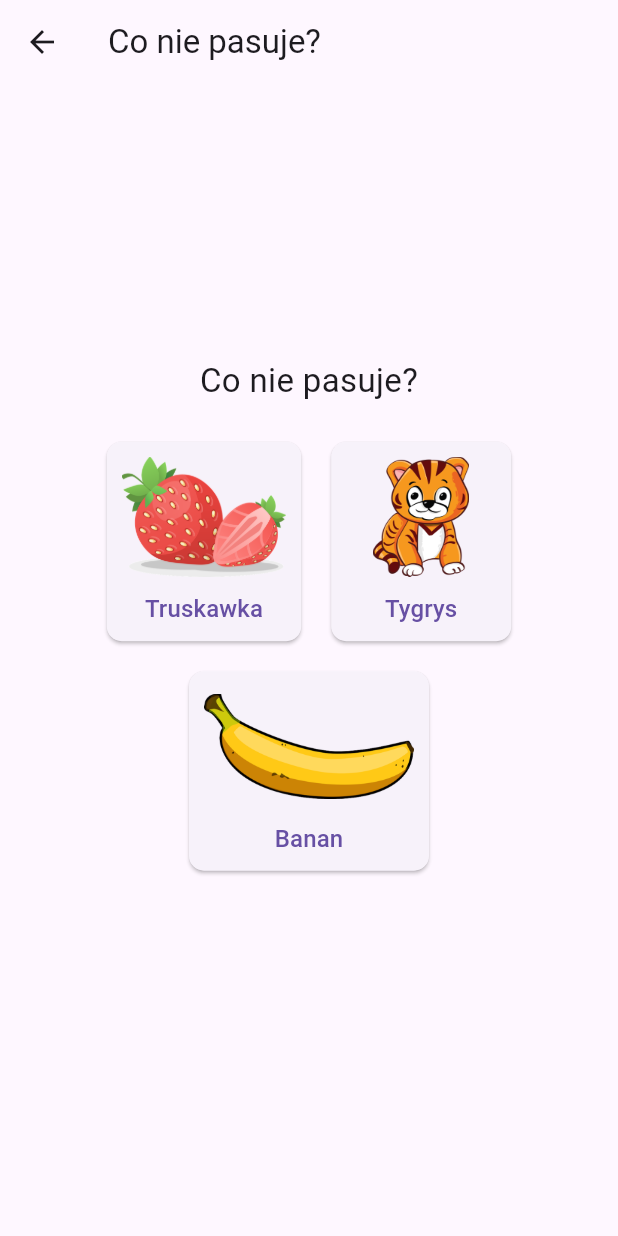
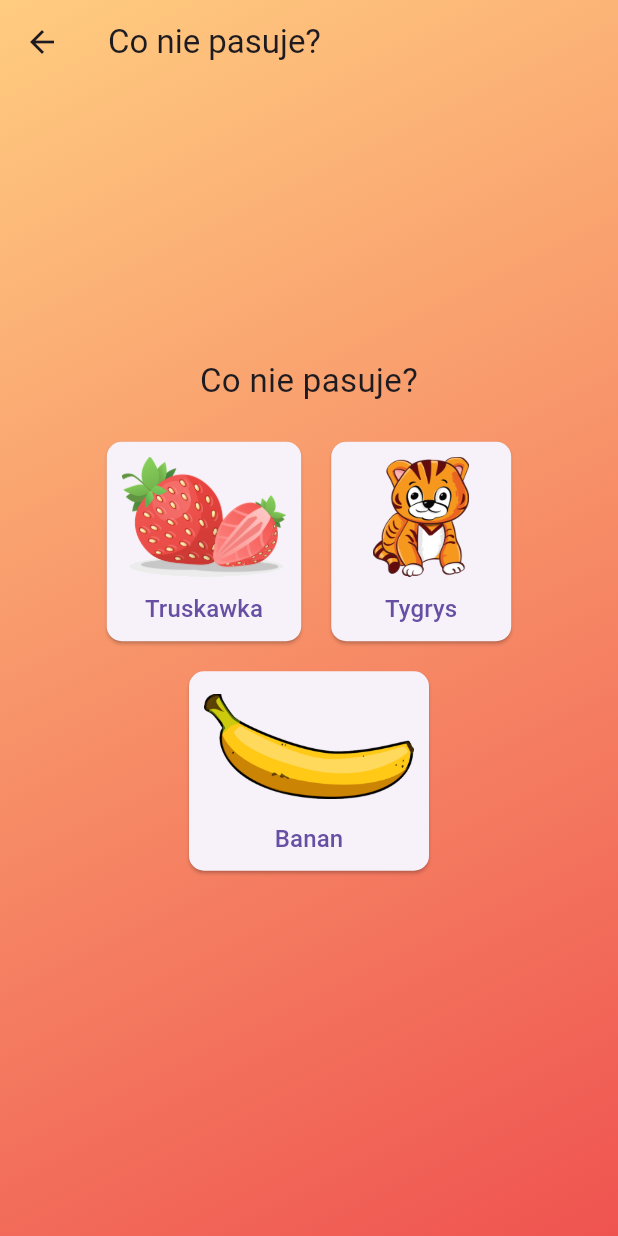
Before and after one commit to Filipkekw/zadanie-praktyki2, a Flutter app: the screen it shows after launch, after a tap on "Tryb Klasyczny", on a phone screen of 412 x 824 dp. Run offline on Flutter 3.47's test engine with Material 3 defaults, Android fonts, the phone set to English and light mode, and no system bars; missing offline and left inert: bitsdojo_window.

Commit message:
Wprowadzenie animacji rozpoczynając grę w trybie klasycznym

```diff
--- a/lib/main.dart
+++ b/lib/main.dart
@@ -62,10 +62,7 @@ class HomePage extends StatelessWidget {
               // Przyciski wyboru trybu gry
               ElevatedButton(
                 onPressed: () {
-                  Navigator.push(
-                    context,
-                    MaterialPageRoute(builder: (context) => GamePage()),
-                  );
+                  Navigator.of(context).push(_createRoute());
                 },
 
                 child: Text('Tryb Klasyczny'),
@@ -86,6 +83,27 @@ class HomePage extends StatelessWidget {
       ),
     );
   }
+}
+Route _createRoute() {
+  return PageRouteBuilder(
+    pageBuilder: (context, animation, secondaryAnimation) => GamePage(),
+    transitionsBuilder: (context, animation, secondaryAnimation, child) {
+      const begin = Offset(0.0, 1.0); // Start na dole ekranu
+      const end = Offset.zero;
+      const curve = Curves.easeInOut;
+
+      var tween = Tween(begin: begin, end: end).chain(CurveTween(curve: curve));
+      var fadeTween = Tween<double>(begin: 0.0, end: 1.0);
+
+      return FadeTransition(
+        opacity: animation.drive(fadeTween),
+        child: SlideTransition(
+          position: animation.drive(tween),
+          child: child,
+        ),
+      );
+    },
+  );
 }
 
 class GamePage extends StatefulWidget {
@@ -299,7 +317,15 @@ class _GamePageState extends State<GamePage> {
         backgroundColor: Colors.transparent,
         elevation: 0,
       ),
-      body: Stack(
+      body: Container(
+        decoration: BoxDecoration(
+          gradient: LinearGradient(
+            colors: [Colors.orange.shade200, Colors.red.shade400],
+            begin: Alignment.topLeft,
+            end: Alignment.bottomRight,
+          ),
+        ),
+      child: Stack(
         children: [
           Center(
             child: Column(
@@ -373,6 +399,7 @@ class _GamePageState extends State<GamePage> {
           ),
         ],
       ),
+      )
     );
   }
 }
```
